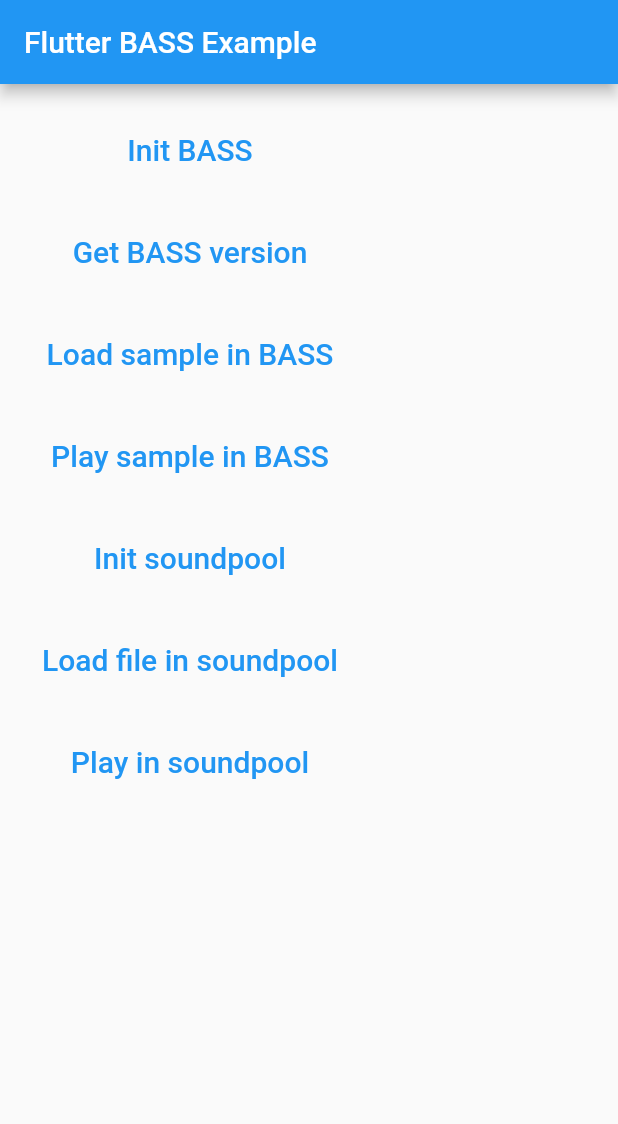
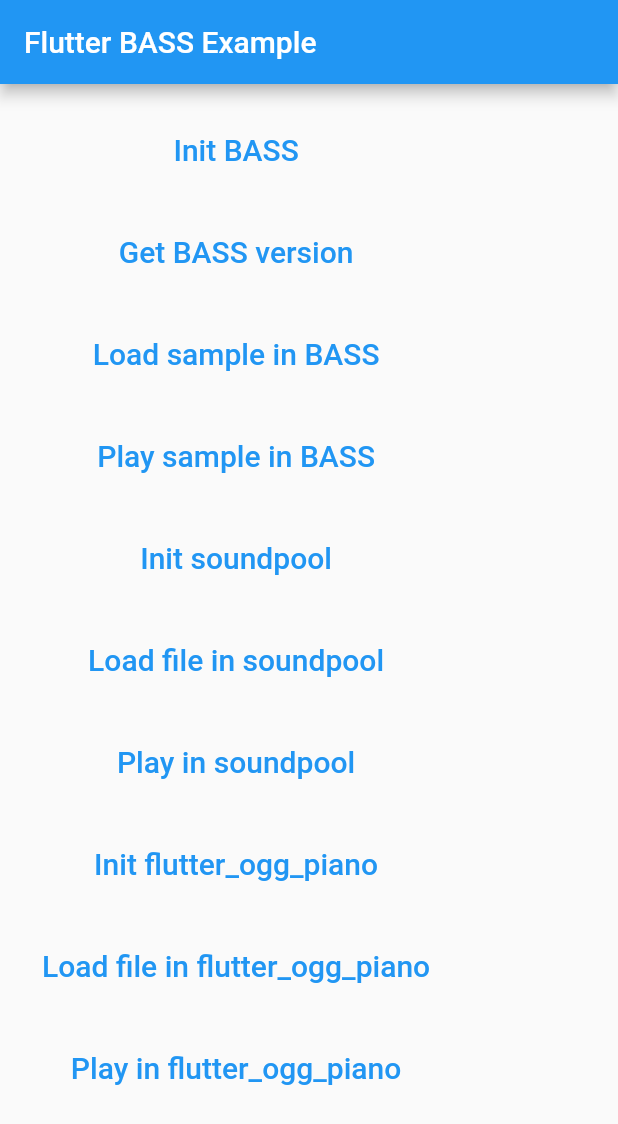
Before and after one commit to JimTompkins/flutter_bass, a Flutter app: the screen it shows after launch, on a phone screen of 412 x 824 dp. Shown: the top 1124 px of the screen. Run offline on Flutter 3.47's test engine with Material 2 defaults, Android fonts, the phone set to English and light mode, and no system bars; missing offline and left inert: dart:ffi, flutter_ogg_piano, soundpool.

Commit message:
Added flutter_ogg_piano

```diff
--- a/example/lib/main.dart
+++ b/example/lib/main.dart
@@ -6,6 +6,7 @@ import 'dart:io';
 import 'dart:async';
 import 'package:path_provider/path_provider.dart';
 import 'package:soundpool/soundpool.dart';
+import 'package:flutter_ogg_piano/flutter_ogg_piano.dart';
 
 import 'package:flutter/material.dart';
 
@@ -62,6 +63,7 @@ class _MyAppState extends State<MyApp> {
   int soundId = 0;
   int streamId = 0;
   Soundpool pool = Soundpool(streamType: StreamType.notification);
+  FlutterOggPiano fop = FlutterOggPiano();
 
   @override
   Widget build(BuildContext context) {
@@ -200,9 +202,9 @@ class _MyAppState extends State<MyApp> {
                       style: TextStyle(fontSize: 20.0),
                     ),
                     onPressed: () async {
-                     soundId = await rootBundle.load("assets/sounds/cowbell.mp3").then((ByteData soundData) {
+                      soundId = await rootBundle.load("assets/sounds/cowbell.mp3").then((ByteData soundData) {
                         return pool.load(soundData);
-                         });
+                      });
                     },
                   ),
                 ),
@@ -214,7 +216,44 @@ class _MyAppState extends State<MyApp> {
                       style: TextStyle(fontSize: 20.0),
                     ),
                     onPressed: () async {
-                    streamId = await pool.play(soundId);
+                      streamId = await pool.play(soundId);
+                    },
+                  ),
+                ),
+                Container(
+                  margin: const EdgeInsets.all(10),
+                  child: TextButton(
+                    child: const Text(
+                      'Init flutter_ogg_piano',
+                      style: TextStyle(fontSize: 20.0),
+                    ),
+                    onPressed: () {
+                      fop.init(mode: MODE.LOW_LATENCY);
+                    },
+                  ),
+                ),
+                Container(
+                  margin: const EdgeInsets.all(10),
+                  child: TextButton(
+                    child: const Text(
+                      'Load file in flutter_ogg_piano',
+                      style: TextStyle(fontSize: 20.0),
+                    ),
+                    onPressed: () async {
+                      rootBundle.load("assets/sounds/cowbell.ogg").then((ogg) {
+                        fop.load(src: ogg, name: "cowbell.ogg", index: 0, forceLoad: true, replace: true);
+                      });                    },
+                  ),
+                ),
+                Container(
+                  margin: const EdgeInsets.all(10),
+                  child: TextButton(
+                    child: const Text(
+                      'Play in flutter_ogg_piano',
+                      style: TextStyle(fontSize: 20.0),
+                    ),
+                    onPressed: () async {
+                      fop.play(index: 0, note: 0);
                     },
                   ),
                 ),
--- a/example/pubspec.yaml
+++ b/example/pubspec.yaml
@@ -42,6 +42,7 @@ dependencies:
   # Use with the CupertinoIcons class for iOS style icons.
   cupertino_icons: ^1.0.2
   soundpool: ^2.3.0
+  flutter_ogg_piano : ^1.1.3
 
 dev_dependencies:
   flutter_test:
--- a/pubspec.yaml
+++ b/pubspec.yaml
@@ -89,6 +89,3 @@ flutter:
   #
   # For details regarding fonts in packages, see
   # https://flutter.dev/custom-fonts/#from-packages
-  #assets:
-  #  - assets/sounds/cowbell.ogg
-  #  - assets/sounds/cowbell.mp3
```
